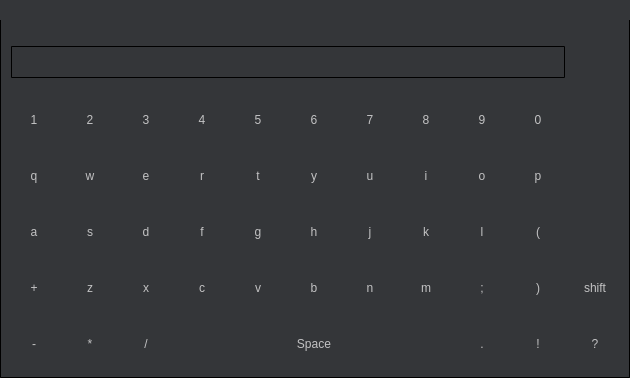
This is dlg_keyboard.ui in eeyoo/yunsheng as Qt 5 draws it before an edit. The edited form follows.
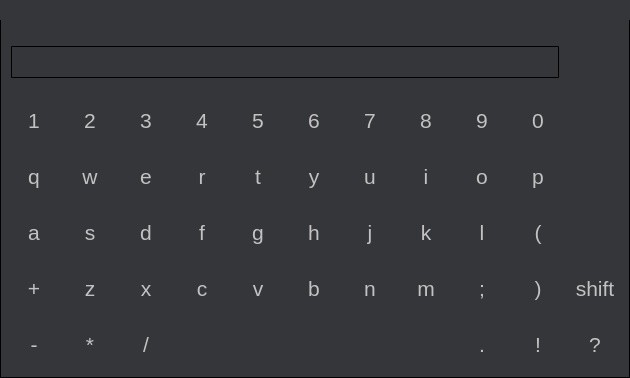
This is the edited form. Icons and pictures are not drawn.

Commit message: changed UI font size

Diff of the .ui file:
```diff
--- a/dlg_keyboard.ui
+++ b/dlg_keyboard.ui
@@ -15,7 +15,7 @@
   </property>
   <property name="styleSheet">
    <string notr="true">*{
-font: 12px;
+font: 16pt;
 font-family: &quot;微软雅黑&quot;;
 }
 
@@ -934,7 +934,7 @@
           </sizepolicy>
          </property>
          <property name="text">
-          <string>Space</string>
+          <string/>
          </property>
         </widget>
        </item>
```
Left out of the diff: 24 changed lines with no effect on the pictures. The commit also changes 19 other files.
